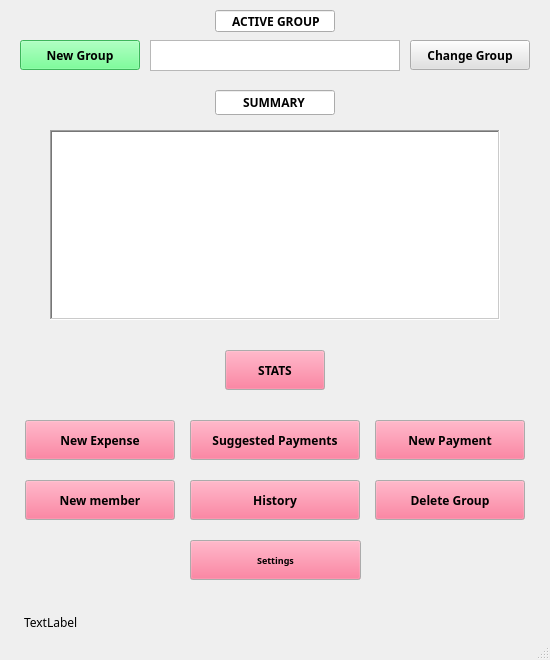
Old version of the form gui/splitter.ui in the repository sourabh061295/Splitter.
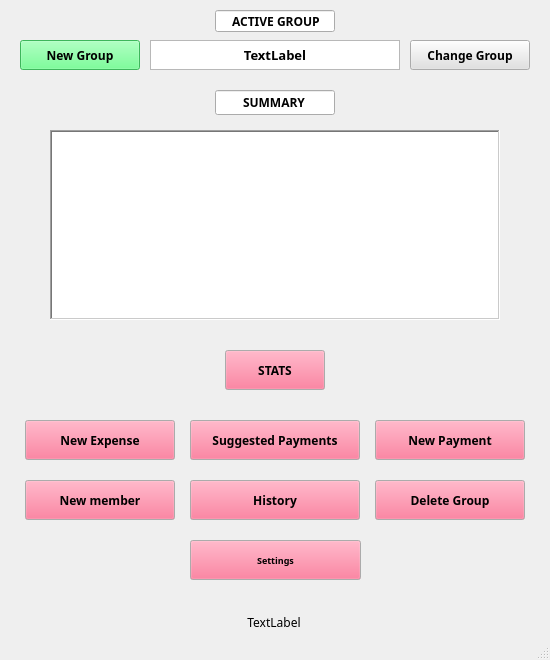
New version of the form.

Commit message: Created run gui file and setup file

```diff
--- a/gui/splitter.ui
+++ b/gui/splitter.ui
@@ -556,7 +556,7 @@
       <x>150</x>
       <y>40</y>
       <width>250</width>
-      <height>31</height>
+      <height>30</height>
      </rect>
     </property>
     <property name="palette">
@@ -867,6 +867,9 @@
     <property name="text">
      <string>TextLabel</string>
     </property>
+    <property name="alignment">
+     <set>Qt::AlignCenter</set>
+    </property>
    </widget>
    <widget class="QPushButton" name="settingsButton">
     <property name="geometry">
@@ -909,6 +912,67 @@
      <string>History</string>
     </property>
    </widget>
+   <widget class="QLabel" name="groupName">
+    <property name="geometry">
+     <rect>
+      <x>150</x>
+      <y>40</y>
+      <width>250</width>
+      <height>30</height>
+     </rect>
+    </property>
+    <property name="palette">
+     <palette>
+      <active>
+       <colorrole role="Text">
+        <brush brushstyle="SolidPattern">
+         <color alpha="255">
+          <red>0</red>
+          <green>85</green>
+          <blue>255</blue>
+         </color>
+        </brush>
+       </colorrole>
+      </active>
+      <inactive>
+       <colorrole role="Text">
+        <brush brushstyle="SolidPattern">
+         <color alpha="255">
+          <red>0</red>
+          <green>85</green>
+          <blue>255</blue>
+         </color>
+        </brush>
+       </colorrole>
+      </inactive>
+      <disabled>
+       <colorrole role="Text">
+        <brush brushstyle="SolidPattern">
+         <color alpha="255">
+          <red>120</red>
+          <green>120</green>
+          <blue>120</blue>
+         </color>
+        </brush>
+       </colorrole>
+      </disabled>
+     </palette>
+    </property>
+    <property name="font">
+     <font>
+      <family>Segoe Print</family>
+      <pointsize>10</pointsize>
+      <weight>75</weight>
+      <bold>true</bold>
+     </font>
+    </property>
+    <property name="text">
+     <string>TextLabel</string>
+    </property>
+    <property name="alignment">
+     <set>Qt::AlignCenter</set>
+    </property>
+   </widget>
   </widget>
   <widget class="QStatusBar" name="statusbar"/>
  </widget>
```
The commit also changes 7 other files.
